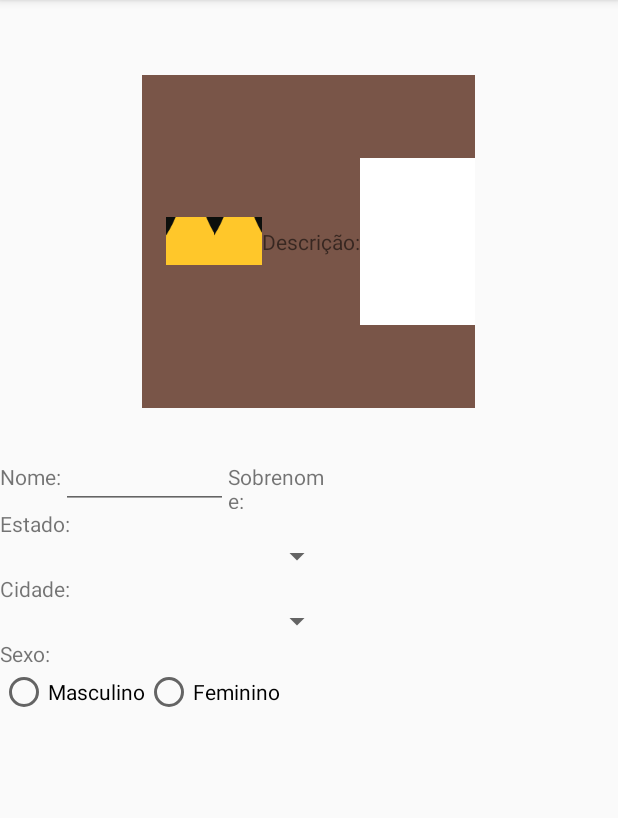
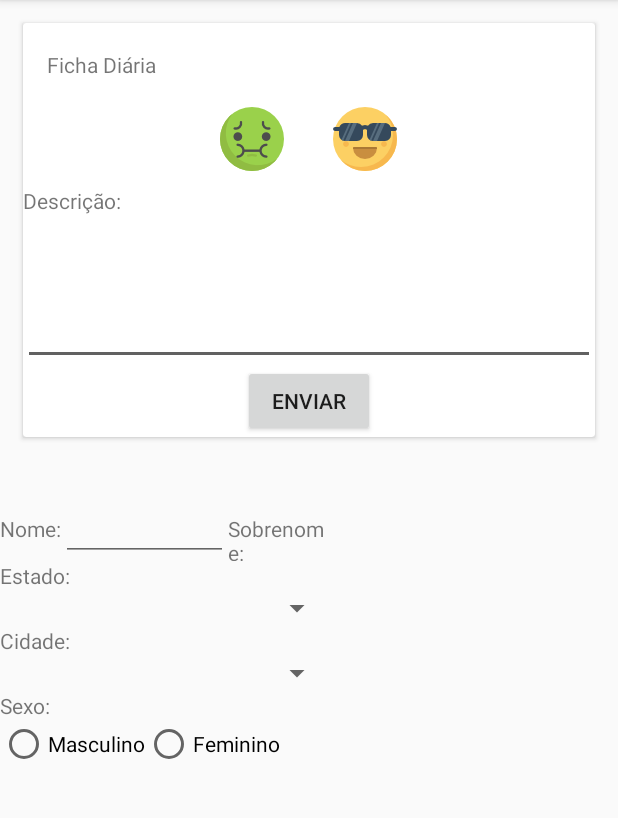
Before and after one commit to jaelson13/EPYMAPS, an Android app: the HomeActivity screen opened directly, with no data from a screen before it, in the options menu, after a tap on "Perfil", on a phone screen of 412 x 824 dp, the part 84-902 px from its top. Run offline under Robolectric (Android 15) with nearby library versions, the phone set to English and light mode, and no system bars.

Commit message:
CardView Ficha Diaria

```diff
--- a/app/build.gradle
+++ b/app/build.gradle
@@ -26,5 +26,6 @@ dependencies {
     })
     compile 'com.android.support:appcompat-v7:25.1.0'
     compile 'com.android.support.constraint:constraint-layout:1.0.2'
+    compile 'com.android.support:cardview-v7:21.0.3'
     testCompile 'junit:junit:4.12'
 }
--- a/app/src/main/java/br/com/educacao/epymaps/Activitys/HomeActivity.java
+++ b/app/src/main/java/br/com/educacao/epymaps/Activitys/HomeActivity.java
@@ -15,6 +15,8 @@ import br.com.educacao.epymaps.R;
 public class HomeActivity extends AppCompatActivity {
 
     private LinearLayout linearLayout;
+
+
     @Override
     protected void onCreate(Bundle savedInstanceState) {
         super.onCreate(savedInstanceState);
--- a/app/src/main/java/br/com/educacao/epymaps/DAO/FichaDAO.java
+++ b/app/src/main/java/br/com/educacao/epymaps/DAO/FichaDAO.java
@@ -9,6 +9,7 @@ import java.util.ArrayList;
 import java.util.Date;
 
 import br.com.educacao.epymaps.Model.FichaDiaria;
+import br.com.educacao.epymaps.Model.UserAtivoSingleton;
 import br.com.educacao.epymaps.Model.Usuario;
 
 /**
@@ -20,7 +21,7 @@ public class FichaDAO extends GenericDAO<FichaDiaria> implements DAO<FichaDiaria
     private SQLiteDatabase database;
     private Context context;
     private Cursor c;
-    private Usuario usuario;
+
 
     public FichaDAO(Context context) {
         super(context);
@@ -31,13 +32,13 @@ public class FichaDAO extends GenericDAO<FichaDiaria> implements DAO<FichaDiaria
     @Override
     public boolean salvar(FichaDiaria fichaDiaria) {
         database.execSQL("INSERT INTO fichaDiaria(statusUsuario,descricao,data,idCliente) VALUES(?,?,?,?)",
-                new Object[]{fichaDiaria.getStatusUsuario(),fichaDiaria.getDescricao(),fichaDiaria.getData(),usuario.getIdUsuario()});
+                new Object[]{fichaDiaria.getStatusUsuario(),fichaDiaria.getDescricao(),fichaDiaria.getData(), UserAtivoSingleton.getUsuario().getIdUsuario()});
         Toast.makeText(context, "Usuario Cadastrado", Toast.LENGTH_LONG).show();
         return true;
     }
 
     public ArrayList<FichaDiaria> listarFichas(FichaDiaria fichaDiaria) {
-        c = database.rawQuery("SELECT statusUsuario,descricao,data FROM fichaDiaria WHERE idCliente='"+usuario.getIdUsuario()+"'",null);
+        c = database.rawQuery("SELECT statusUsuario,descricao,data FROM fichaDiaria WHERE idCliente='"+UserAtivoSingleton.getUsuario().getIdUsuario()+"'",null);
         c.moveToFirst();
         if(c.getCount()>=1){
             ArrayList<FichaDiaria> dados = new ArrayList<>();
--- a/app/src/main/java/br/com/educacao/epymaps/DAO/GenericDAO.java
+++ b/app/src/main/java/br/com/educacao/epymaps/DAO/GenericDAO.java
@@ -60,7 +60,7 @@ public abstract class GenericDAO<T> extends SQLiteOpenHelper {
     private String sqlCreateFichaUsuario = "CREATE TABLE IF NOT EXISTS fichaDiaria(" +
             "idFicha INNTEGER PRIMARY KEY AUTOINCREMENT," +
             "statusUsuario VARCHAR(6) NOT NULL," +
-            "descricao VARCHAR(50) DEFAULT 'Sem descrição'," +
+            "descricao VARCHAR(100) DEFAULT 'Sem descrição'," +
             "idCliente INTEGER," +
             "FOREIGN KEY(idCliente) REFERENCES usuario(idCliente));";
 
@@ -76,6 +76,12 @@ public abstract class GenericDAO<T> extends SQLiteOpenHelper {
         db.execSQL(sqlCreateEstado);
         db.execSQL(sqlCreateMunicipio);
         db.execSQL(sqlCreateUsuario);
+        try {
+            inserirEstados(db);
+            inserirMunicipios(db);
+        } catch (IOException e) {
+            e.printStackTrace();
+        }
     }
 
     @Override
@@ -99,7 +105,7 @@ public abstract class GenericDAO<T> extends SQLiteOpenHelper {
         try {
             String linha;
             while ((linha = reader.readLine()) != null) {
-                String[] strings = TextUtils.split(linha, ";"); // separador de campos ";"
+                String[] strings = TextUtils.split(linha, ";");
                 db.execSQL(linha);
                 Log.e("Teste", "Erro : " + strings[0].trim());
 
@@ -118,7 +124,7 @@ public abstract class GenericDAO<T> extends SQLiteOpenHelper {
         try {
             String linha;
             while ((linha = reader.readLine()) != null) {
-                String[] strings = TextUtils.split(linha, ";"); // separador de campos ";"
+                String[] strings = TextUtils.split(linha, ";");
                 db.execSQL(linha);
                 Log.e("Teste", "Erro : " + strings[0].trim());
 
--- a/app/src/main/res/layout/include_toolbar.xml
+++ b/app/src/main/res/layout/include_toolbar.xml
@@ -1,41 +1,113 @@
 <?xml version="1.0" encoding="utf-8"?>
-<android.support.v7.widget.Toolbar xmlns:android="http://schemas.android.com/apk/res/android"
+<android.support.v7.widget.CardView xmlns:android="http://schemas.android.com/apk/res/android"
+    xmlns:tools="http://schemas.android.com/tools"
     android:id="@+id/toolbar"
-    android:layout_width="100pt"
-    android:layout_height="100pt"
+    android:layout_width="match_parent"
+    android:layout_height="wrap_content"
     android:minHeight="?attr/actionBarSize"
     android:background="?attr/colorPrimary"
-    android:layout_marginTop="50dp"
     android:title="Ficha Diaria"
-    android:layout_gravity="center"
+    android:layout_margin="15dp"
+
+    android:layout_centerHorizontal="true">
+
+    <LinearLayout
+        android:layout_width="match_parent"
+        android:layout_height="wrap_content"
+        android:orientation="vertical">
 
 
-    >
+    <android.support.v7.widget.Toolbar
+        android:id="@+id/tbMenu"
+        android:layout_height="wrap_content"
+        android:layout_width="match_parent"
+        android:layout_gravity="top"
+        >
+
+        <TextView
+            android:layout_width="wrap_content"
+            android:layout_height="wrap_content"
+            android:text="Ficha Diária"
+            />
+
+    </android.support.v7.widget.Toolbar>
+
+        <LinearLayout
+            android:layout_width="match_parent"
+            android:layout_height="wrap_content"
+            android:layout_gravity="center"
+            android:orientation="vertical">
+
+            <RelativeLayout                android:layout_width="match_parent"
+                android:layout_height="wrap_content"
+                android:gravity="center"
+                android:orientation="horizontal">
+
+                <ImageButton
+                    android:id="@+id/ibDoente"
+                    android:layout_width="wrap_content"
+                    android:layout_height="wrap_content"
+                    android:background="@android:color/transparent"
+                    android:src="@mipmap/doente"
+                    />
+
+                <ImageView
+                    android:id="@+id/idCheckDoente"
+                    android:layout_width="wrap_content"
+                    android:layout_height="wrap_content"
+                    android:src="@mipmap/checado"
+                    android:visibility="invisible"
+                    android:alpha="0.7"
+                    />
 
 
-    <ImageButton
-    android:id="@+id/ibDoente"
-    android:layout_width="48px"
-    android:layout_height="48px"
-    android:src="@mipmap/iconsaudavel"/>
+                <ImageButton
+                    android:id="@+id/ibSaude"
+                    android:layout_width="wrap_content"
+                    android:layout_height="wrap_content"
+                    android:layout_marginLeft="75dp"
+                    android:background="@android:color/transparent"
+                    android:src="@mipmap/sadio" />
 
-    <ImageButton
-    android:id="@+id/ibSaude"
-    android:layout_width="48px"
-    android:layout_height="48px"
-    android:src="@mipmap/iconsaudavel"/>
+                <ImageView
+                    android:id="@+id/idCheckSaude"
+                    android:layout_width="wrap_content"
+                    android:layout_height="wrap_content"
+                    android:layout_alignRight="@+id/ibSaude"
+                    android:src="@mipmap/checado"
+                    android:alpha="0.7"
+                    android:visibility="invisible" />
+            </RelativeLayout>
 
-    <TextView
-        android:layout_width="wrap_content"
-        android:layout_height="wrap_content"
-        android:text="Descrição:"/>
-fica
-    <EditText
-        android:layout_width="50pt"
-        android:layout_height="50pt"
-        android:maxLines="20"
-        android:maxLength="100"
-        android:background="@color/branco"
-        android:layout_gravity="center"/>
+            <LinearLayout
+                android:layout_width="match_parent"
+                android:layout_height="wrap_content"
+                android:gravity="center"
+                android:orientation="vertical">
 
-</android.support.v7.widget.Toolbar>
+                <TextView
+                    android:layout_width="match_parent"
+                    android:layout_height="wrap_content"
+                    android:layout_gravity="left"
+                    android:layout_marginTop="10dp"
+                    android:text="Descrição:" />
+
+                <EditText
+                    android:layout_width="match_parent"
+                    android:layout_height="100dp"
+                    android:layout_gravity="center"
+                    android:maxLength="100"
+                    android:maxLines="20" />
+
+                <Button
+                    android:layout_width="wrap_content"
+                    android:layout_height="wrap_content"
+                    android:text="Enviar" />
+
+            </LinearLayout>
+
+
+        </LinearLayout>
+    </LinearLayout>
+
+</android.support.v7.widget.CardView>
```
Also changed, not shown: app/src/main/res/mipmap-hdpi/checado.png (added), app/src/main/res/mipmap-hdpi/doente.png (added), app/src/main/res/mipmap-hdpi/sadio.png (added).
